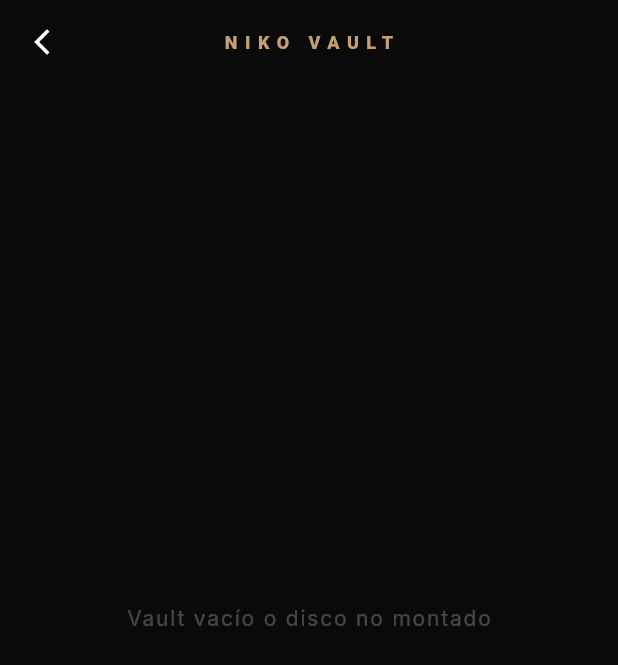
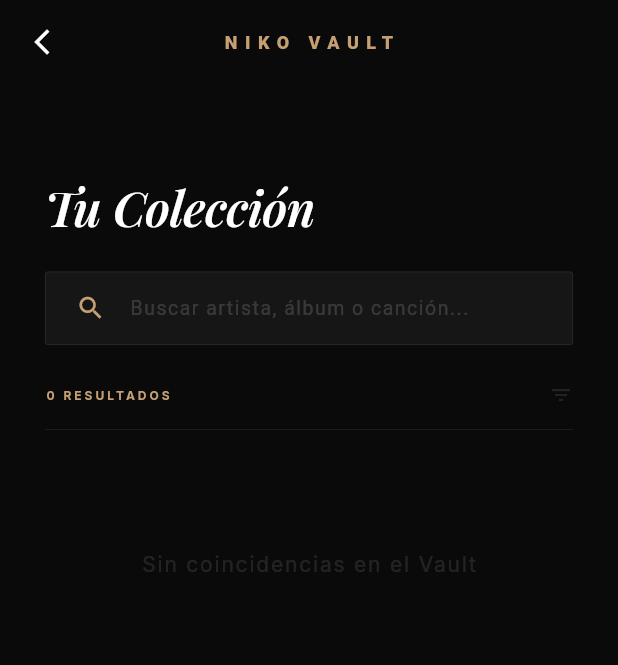
Before and after one commit to nikomezkiritz8/sonaura, a Flutter app: the LibraryScreen screen opened directly with empty values, on a phone screen of 412 x 824 dp. Shown: the top 665 px of the screen. Run offline on Flutter 3.47's test engine with Material 3 defaults, Android fonts, the phone set to English and light mode, and no system bars; our stand-ins replace flutter_tts, google_fonts, just_audio, permission_handler, speech_to_text; network calls fail.

Commit message:
Sonaura: Añadido buscador inteligente en tiempo real a la biblioteca NIKO

```diff
--- a/lib/ui/library_screen.dart
+++ b/lib/ui/library_screen.dart
@@ -4,7 +4,7 @@ import '../models/track_model.dart';
 import 'sonaura_style.dart';
 import 'player_screen.dart';
 
-class LibraryScreen extends StatelessWidget {
+class LibraryScreen extends StatefulWidget {
   final String appId;
   final String appSecret;
   final String token;
@@ -17,10 +17,46 @@ class LibraryScreen extends StatelessWidget {
   });
 
   @override
+  State<LibraryScreen> createState() => _LibraryScreenState();
+}
+
+class _LibraryScreenState extends State<LibraryScreen> {
+  final TextEditingController _searchController = TextEditingController();
+  List<SonauraTrack> _allTracks = [];
+  List<SonauraTrack> _filteredTracks = [];
+  bool _isLoading = true;
+
+  @override
+  void initState() {
+    super.initState();
+    _loadInitialData();
+  }
+
+  void _loadInitialData() async {
+    final tracks = await LocalMusicService().getLocalTracks();
+    setState(() {
+      _allTracks = tracks;
+      _filteredTracks = tracks;
+      _isLoading = false;
+    });
+  }
+
+  void _filterSearch(String query) {
+    setState(() {
+      _filteredTracks = _allTracks.where((track) {
+        final titleLower = track.cleanTitle.toLowerCase();
+        final artistLower = track.artist.toLowerCase();
+        final searchLower = query.toLowerCase();
+        return titleLower.contains(searchLower) || artistLower.contains(searchLower);
+      }).toList();
+    });
+  }
+
+  @override
   Widget build(BuildContext context) {
     return Scaffold(
       backgroundColor: SonauraColors.background,
-      extendBodyBehindAppBar: true, // Para que el contenido suba hasta arriba
+      extendBodyBehindAppBar: true,
       appBar: AppBar(
         backgroundColor: Colors.transparent,
         elevation: 0,
@@ -30,52 +66,86 @@ class LibraryScreen extends StatelessWidget {
         ),
         title: const Text(
           "NIKO VAULT",
-          style: TextStyle(
-            fontSize: 12,
-            letterSpacing: 5,
-            fontWeight: FontWeight.w900,
-            color: SonauraColors.accentGold
-          ),
+          style: TextStyle(fontSize: 12, letterSpacing: 5, fontWeight: FontWeight.w900, color: SonauraColors.accentGold),
         ),
         centerTitle: true,
       ),
-      body: FutureBuilder<List<SonauraTrack>>(
-        future: LocalMusicService().getLocalTracks(),
-        builder: (context, snapshot) {
-          if (snapshot.connectionState == ConnectionState.waiting) {
-            return const Center(child: CircularProgressIndicator(color: SonauraColors.accentGold, strokeWidth: 1));
-          }
-
-          final tracks = snapshot.data ?? [];
-          if (tracks.isEmpty) {
-            return const Center(child: Text("Vault vacío o disco no montado", style: TextStyle(color: Colors.white24)));
-          }
-
-          return CustomScrollView(
+      body: _isLoading
+          ? const Center(child: CircularProgressIndicator(color: SonauraColors.accentGold, strokeWidth: 1))
+          : CustomScrollView(
               slivers: [
-              // HEADER DECORATIVO
+                // HEADER CON TITULO Y BUSCADOR
                 SliverToBoxAdapter(
                   child: Container(
-                  padding: const EdgeInsets.only(top: 120, left: 30, right: 30, bottom: 20),
+                    padding: const EdgeInsets.only(top: 120, left: 30, right: 30, bottom: 10),
                     child: Column(
                       crossAxisAlignment: CrossAxisAlignment.start,
                       children: [
-                      Text("Tu Colección Privada", style: Theme.of(context).textTheme.displayLarge?.copyWith(fontSize: 32)),
-                      const SizedBox(height: 10),
+                        Text("Tu Colección", style: Theme.of(context).textTheme.displayLarge?.copyWith(fontSize: 32)),
+                        const SizedBox(height: 25),
+
+                        // BARRA DE BÚSQUEDA AUDIÓFILA
+                        Container(
+                          padding: const EdgeInsets.symmetric(horizontal: 20),
+                          decoration: BoxDecoration(
+                            color: SonauraColors.surface,
+                            borderRadius: BorderRadius.circular(2),
+                            border: Border.all(color: Colors.white10, width: 0.5),
+                          ),
+                          child: TextField(
+                            controller: _searchController,
+                            onChanged: _filterSearch,
+                            style: const TextStyle(color: Colors.white, fontSize: 14),
+                            cursorColor: SonauraColors.accentGold,
+                            decoration: InputDecoration(
+                              hintText: "Buscar artista, álbum o canción...",
+                              hintStyle: TextStyle(color: Colors.white.withOpacity(0.15), fontSize: 13, letterSpacing: 1),
+                              border: InputBorder.none,
+                              icon: const Icon(Icons.search, color: SonauraColors.accentGold, size: 20),
+                              suffixIcon: _searchController.text.isNotEmpty
+                                ? IconButton(
+                                    icon: const Icon(Icons.close, color: Colors.white24, size: 18),
+                                    onPressed: () {
+                                      _searchController.clear();
+                                      _filterSearch("");
+                                    },
+                                  )
+                                : null,
+                            ),
+                          ),
+                        ),
+
+                        const SizedBox(height: 25),
+                        Row(
+                          mainAxisAlignment: MainAxisAlignment.spaceBetween,
+                          children: [
                             Text(
-                        "${tracks.length} PISTAS EN ALTA FIDELIDAD",
-                        style: const TextStyle(color: SonauraColors.accentGold, fontSize: 9, letterSpacing: 2, fontWeight: FontWeight.bold),
+                              "${_filteredTracks.length} RESULTADOS",
+                              style: const TextStyle(color: SonauraColors.accentGold, fontSize: 8, letterSpacing: 2, fontWeight: FontWeight.bold),
                             ),
-                      const SizedBox(height: 20),
+                            const Icon(Icons.filter_list, color: Colors.white10, size: 16),
+                          ],
+                        ),
+                        const SizedBox(height: 15),
                         Container(height: 0.5, color: Colors.white10),
                       ],
                     ),
                   ),
                 ),
-              // GRID DE CARÁTULAS (Lo que lo hace visual)
+
+                // GRID DE RESULTADOS
                 SliverPadding(
                   padding: const EdgeInsets.symmetric(horizontal: 25, vertical: 20),
-                sliver: SliverGrid(
+                  sliver: _filteredTracks.isEmpty
+                      ? const SliverToBoxAdapter(
+                          child: Center(
+                            child: Padding(
+                              padding: EdgeInsets.only(top: 50),
+                              child: Text("Sin coincidencias en el Vault", style: TextStyle(color: Colors.white10)),
+                            ),
+                          ),
+                        )
+                      : SliverGrid(
                           gridDelegate: const SliverGridDelegateWithFixedCrossAxisCount(
                             crossAxisCount: 2,
                             mainAxisSpacing: 25,
@@ -84,27 +154,26 @@ class LibraryScreen extends StatelessWidget {
                           ),
                           delegate: SliverChildBuilderDelegate(
                             (context, index) {
-                      final track = tracks[index];
+                              final track = _filteredTracks[index];
                               return GestureDetector(
                                 onTap: () {
                                   Navigator.push(context, MaterialPageRoute(builder: (context) => PlayerScreen(
-                            playlist: tracks,
+                                    playlist: _filteredTracks,
                                     initialIndex: index,
-                            appId: appId,
-                            appSecret: appSecret,
-                            token: token,
+                                    appId: widget.appId,
+                                    appSecret: widget.appSecret,
+                                    token: widget.token,
                                   )));
                                 },
                                 child: Column(
                                   crossAxisAlignment: CrossAxisAlignment.start,
                                   children: [
-                            // CARÁTULA CON SOMBRA Y PROFUNDIDAD
                                     Expanded(
                                       child: Hero(
                                         tag: track.id,
                                         child: Container(
                                           decoration: BoxDecoration(
-                                    borderRadius: BorderRadius.circular(8),
+                                            borderRadius: BorderRadius.circular(4),
                                             color: SonauraColors.surface,
                                             boxShadow: [
                                               BoxShadow(
@@ -116,15 +185,12 @@ class LibraryScreen extends StatelessWidget {
                                             image: DecorationImage(
                                               image: NetworkImage(track.coverUrl),
                                               fit: BoxFit.cover,
-                                      // Filtro por si la imagen falla
-                                      onError: (e, s) => const Icon(Icons.music_note, color: Colors.white10),
                                             ),
                                           ),
                                         ),
                                       ),
                                     ),
                                     const SizedBox(height: 12),
-                            // TEXTO LIMPIO Y ELEGANTE
                                     Text(
                                       track.cleanTitle,
                                       maxLines: 1,
@@ -132,29 +198,22 @@ class LibraryScreen extends StatelessWidget {
                                       style: const TextStyle(color: Colors.white, fontSize: 14, fontWeight: FontWeight.w600, fontStyle: FontStyle.italic),
                                     ),
                                     const SizedBox(height: 4),
-                            Row(
-                              children: [
-                                const Text("FLAC", style: TextStyle(color: SonauraColors.accentGold, fontSize: 8, fontWeight: FontWeight.bold)),
-                                const SizedBox(width: 6),
-                                Expanded(
-                                  child: Text(
-                                    "SOURCE: NIKO",
-                                    style: TextStyle(color: Colors.white.withOpacity(0.2), fontSize: 8, letterSpacing: 1),
-                                  ),
-                                ),
-                              ],
+                                    Text(
+                                      track.artist.toUpperCase(),
+                                      maxLines: 1,
+                                      overflow: TextOverflow.ellipsis,
+                                      style: TextStyle(color: Colors.white.withOpacity(0.25), fontSize: 8, letterSpacing: 1.5, fontWeight: FontWeight.bold),
                                     ),
                                   ],
                                 ),
                               );
                             },
-                    childCount: tracks.length,
+                            childCount: _filteredTracks.length,
                           ),
                         ),
                 ),
+                const SliverToBoxAdapter(child: SizedBox(height: 100)),
               ],
-          );
-        },
             ),
     );
   }
```
Lines whose indentation alone changed are shown as unchanged.
